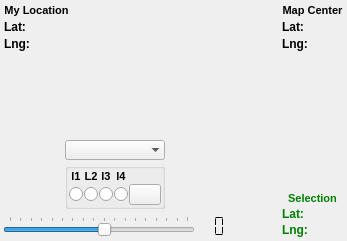
Qt form src/plugins/map/mapform.ui (xnamed/vacuum-im) before a commit.
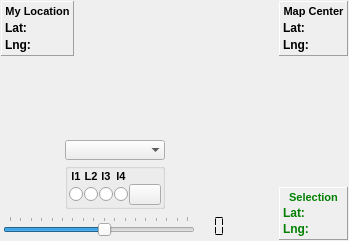
The same form after that commit. Custom widgets are drawn as their Qt base class.

```diff
--- a/src/plugins/map/mapform.ui
+++ b/src/plugins/map/mapform.ui
@@ -48,6 +48,12 @@
      <property name="autoFillBackground">
       <bool>true</bool>
      </property>
+     <property name="frameShape">
+      <enum>QFrame::Panel</enum>
+     </property>
+     <property name="frameShadow">
+      <enum>QFrame::Raised</enum>
+     </property>
      <layout class="QGridLayout" name="gridLayout_2">
       <property name="leftMargin">
        <number>3</number>
@@ -229,6 +235,12 @@
      <property name="autoFillBackground">
       <bool>true</bool>
      </property>
+     <property name="frameShape">
+      <enum>QFrame::Panel</enum>
+     </property>
+     <property name="frameShadow">
+      <enum>QFrame::Raised</enum>
+     </property>
      <layout class="QGridLayout" name="gridLayout_3">
       <property name="leftMargin">
        <number>3</number>
@@ -1898,6 +1910,12 @@
      <property name="autoFillBackground">
       <bool>true</bool>
      </property>
+     <property name="frameShape">
+      <enum>QFrame::Panel</enum>
+     </property>
+     <property name="frameShadow">
+      <enum>QFrame::Raised</enum>
+     </property>
      <layout class="QGridLayout" name="gridLayout_4">
       <property name="leftMargin">
        <number>3</number>
```
Left out of the diff: 6 changed lines with no effect on the pictures.
